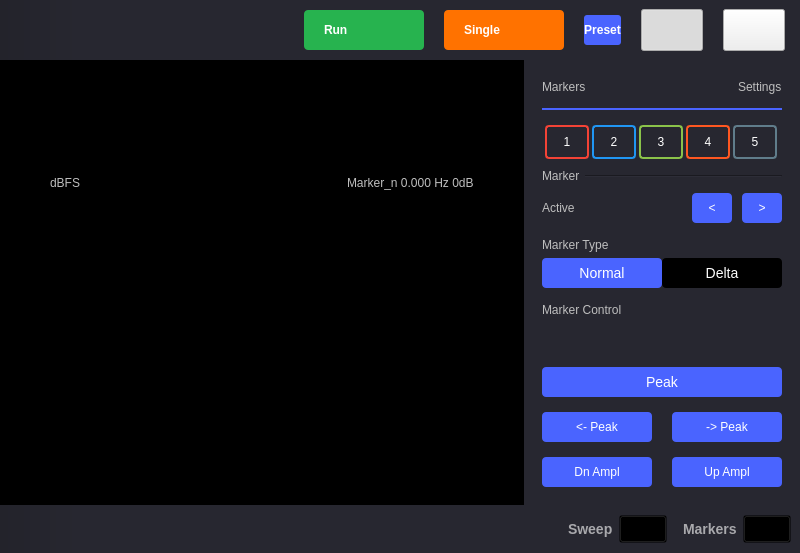
Before: the Qt Designer form ui/spectrum_analyzer.ui in analogdevicesinc/scopy, drawn with Qt 5.
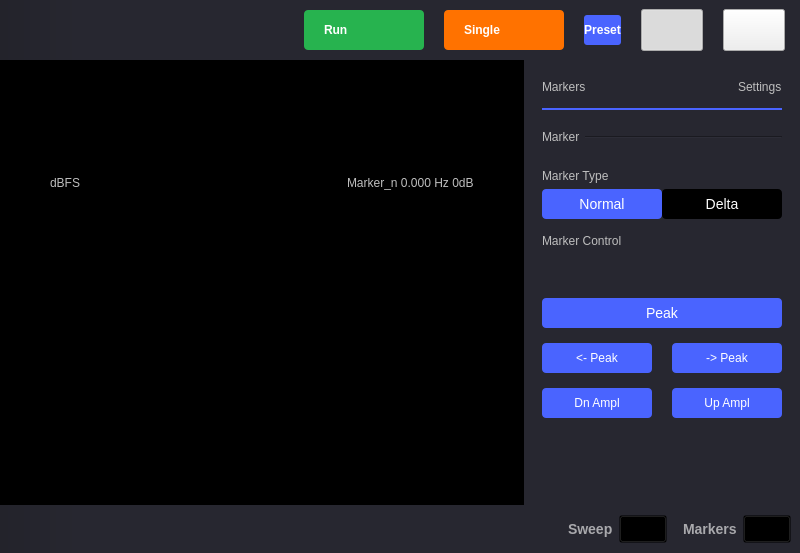
After: the same form once the commit is applied. Icons and pictures are not drawn. Custom widgets are drawn as their Qt base class.

Commit message:
SpectrumAnalyzer: Enhance/simplify the marker selection controls
A marker can now be easily selected by simply clicking on any markers
displayed in the marker list and once selected, it can be toggled.

What changed in the file:
```diff
--- a/ui/spectrum_analyzer.ui
+++ b/ui/spectrum_analyzer.ui
@@ -1018,186 +1018,13 @@
                 </widget>
                </item>
                <item>
-                <layout class="QGridLayout" name="gLayout_marker_buttons">
-                 <property name="topMargin">
-                  <number>15</number>
-                 </property>
-                 <property name="rightMargin">
+                <layout class="QHBoxLayout" name="hLayout_marker_selector">
+                 <property name="spacing">
                   <number>0</number>
                  </property>
-                 <item row="0" column="2">
-                  <widget class="QPushButton" name="mrk3">
-                   <property name="sizePolicy">
-                    <sizepolicy hsizetype="Fixed" vsizetype="Fixed">
-                     <horstretch>0</horstretch>
-                     <verstretch>0</verstretch>
-                    </sizepolicy>
-                   </property>
-                   <property name="styleSheet">
-                    <string notr="true">QPushButton {
-  height: 30px;
-  width: 40px;
-  border: 2px solid #8bc34a;
-  border-radius: 4px;
-  background-color: none;
-  color: white;
-}
-
-QPushButton::checked {
-  background-color: #8bc34a;
-}
-
-QPushButton[active=true] {
-  border: 4px solid white;
-}</string>
-                   </property>
-                   <property name="text">
-                    <string>3</string>
-                   </property>
-                   <property name="checkable">
-                    <bool>true</bool>
-                   </property>
-                  </widget>
-                 </item>
-                 <item row="0" column="3">
-                  <widget class="QPushButton" name="mrk4">
-                   <property name="sizePolicy">
-                    <sizepolicy hsizetype="Fixed" vsizetype="Fixed">
-                     <horstretch>0</horstretch>
-                     <verstretch>0</verstretch>
-                    </sizepolicy>
-                   </property>
-                   <property name="styleSheet">
-                    <string notr="true">QPushButton {
-  height: 30px;
-  width: 40px;
-  border: 2px solid #FF5721; 
-  border-radius: 4px;
-  background-color: none;
-  color: white;
-}
-
-QPushButton::checked {
-  background-color: #FF5721;
-}
-
-QPushButton[active=true] {
-  border: 4px solid white;
-}</string>
-                   </property>
-                   <property name="text">
-                    <string>4</string>
-                   </property>
-                   <property name="checkable">
-                    <bool>true</bool>
-                   </property>
-                  </widget>
-                 </item>
-                 <item row="0" column="1">
-                  <widget class="QPushButton" name="mrk2">
-                   <property name="sizePolicy">
-                    <sizepolicy hsizetype="Fixed" vsizetype="Fixed">
-                     <horstretch>0</horstretch>
-                     <verstretch>0</verstretch>
-                    </sizepolicy>
-                   </property>
-                   <property name="styleSheet">
-                    <string notr="true">QPushButton {
-  height: 30px;
-  width: 40px;
-  border: 2px solid #2096F3 ;
-  border-radius: 4px;
-  background-color: none;
-  color: white;
-}
-
-QPushButton::checked {
-  background-color: #2096F3;  
-}
-
-QPushButton[active=true] {
-  border: 4px solid white;
-}</string>
-                   </property>
-                   <property name="text">
-                    <string>2</string>
-                   </property>
-                   <property name="checkable">
-                    <bool>true</bool>
-                   </property>
-                  </widget>
-                 </item>
-                 <item row="0" column="0">
-                  <widget class="QPushButton" name="mrk1">
-                   <property name="sizePolicy">
-                    <sizepolicy hsizetype="Fixed" vsizetype="Fixed">
-                     <horstretch>0</horstretch>
-                     <verstretch>0</verstretch>
-                    </sizepolicy>
-                   </property>
-                   <property name="styleSheet">
-                    <string notr="true">QPushButton {
-  height: 30px;
-  width: 40px;
-  border-radius: 4px;
-  border: 2px solid #F44336;
-  background-color: none;
-  color: white;
-}
-
-QPushButton::checked {
-  background-color: #F44336;
-}
-
-QPushButton[active=true] {
-  border: 4px solid white;
-}</string>
-                   </property>
-                   <property name="text">
-                    <string>1</string>
-                   </property>
-                   <property name="checkable">
-                    <bool>true</bool>
-                   </property>
-                   <property name="checked">
-                    <bool>false</bool>
-                   </property>
-                  </widget>
-                 </item>
-                 <item row="0" column="4">
-                  <widget class="QPushButton" name="mrk5">
-                   <property name="sizePolicy">
-                    <sizepolicy hsizetype="Fixed" vsizetype="Fixed">
-                     <horstretch>0</horstretch>
-                     <verstretch>0</verstretch>
-                    </sizepolicy>
-                   </property>
-                   <property name="styleSheet">
-                    <string notr="true">QPushButton {
-  height: 30px;
-  width: 40px;
-  border: 2px solid #607d8b;
-  border-radius: 4px;
-  background-color: none;
-  color: white;
-}
-
-QPushButton::checked {
-  background-color: #607d8b;
-}
-
-QPushButton[active=true] {
-  border: 4px solid white;
-}</string>
-                   </property>
-                   <property name="text">
-                    <string>5</string>
-                   </property>
-                   <property name="checkable">
-                    <bool>true</bool>
-                   </property>
-                  </widget>
-                 </item>
+                 <property name="topMargin">
+                  <number>10</number>
+                 </property>
                 </layout>
                </item>
                <item>
@@ -1242,101 +1069,6 @@
                  </item>
                 </layout>
                </item>
-               <item>
-                <layout class="QHBoxLayout" name="hLayout_active_mrk">
-                 <property name="spacing">
-                  <number>10</number>
-                 </property>
-                 <property name="topMargin">
-                  <number>0</number>
-                 </property>
-                 <property name="bottomMargin">
-                  <number>0</number>
-                 </property>
-                 <item>
-                  <widget class="QLabel" name="label_6">
-                   <property name="sizePolicy">
-                    <sizepolicy hsizetype="Fixed" vsizetype="Fixed">
-                     <horstretch>0</horstretch>
-                     <verstretch>0</verstretch>
-                    </sizepolicy>
-                   </property>
-                   <property name="text">
-                    <string>Active</string>
-                   </property>
-                  </widget>
-                 </item>
-                 <item>
-                  <spacer name="horizontalSpacer_11">
-                   <property name="orientation">
-                    <enum>Qt::Horizontal</enum>
-                   </property>
-                   <property name="sizeHint" stdset="0">
-                    <size>
-                     <width>0</width>
-                     <height>10</height>
-                    </size>
-                   </property>
-                  </spacer>
-                 </item>
-                 <item>
-                  <widget class="QPushButton" name="btnPrevMrk">
-                   <property name="sizePolicy">
-                    <sizepolicy hsizetype="Fixed" vsizetype="Fixed">
-                     <horstretch>0</horstretch>
-                     <verstretch>0</verstretch>
-                    </sizepolicy>
-                   </property>
-                   <property name="styleSheet">
-                    <string notr="true">QPushButton {
-color: white;
-background-color: #4A64FF;
-height: 30px;
-width: 40px;
-border-radius: 4px;
-}
-QPushButton:disabled {
-background-color: grey;
-}
-QPushButton:pressed {
-background-color: #F45000;
-}</string>
-                   </property>
-                   <property name="text">
-                    <string>&lt;</string>
-                   </property>
-                  </widget>
-                 </item>
-                 <item>
-                  <widget class="QPushButton" name="btnNextMrk">
-                   <property name="sizePolicy">
-                    <sizepolicy hsizetype="Fixed" vsizetype="Fixed">
-                     <horstretch>0</horstretch>
-                     <verstretch>0</verstretch>
-                    </sizepolicy>
-                   </property>
-                   <property name="styleSheet">
-                    <string notr="true">QPushButton {
-color: white;
-background-color: #4A64FF;
-height: 30px;
-width: 40px;
-border-radius: 4px;
-}
-QPushButton:disabled {
-background-color: grey;
-}
-QPushButton:pressed {
-background-color: #F45000;
-}</string>
-                   </property>
-                   <property name="text">
-                    <string>&gt;</string>
-                   </property>
-                  </widget>
-                 </item>
-                </layout>
-               </item>
                <item>
                 <layout class="QGridLayout" name="gridLayout_3">
                  <property name="topMargin">
```
The commit also changes 2 other files.
